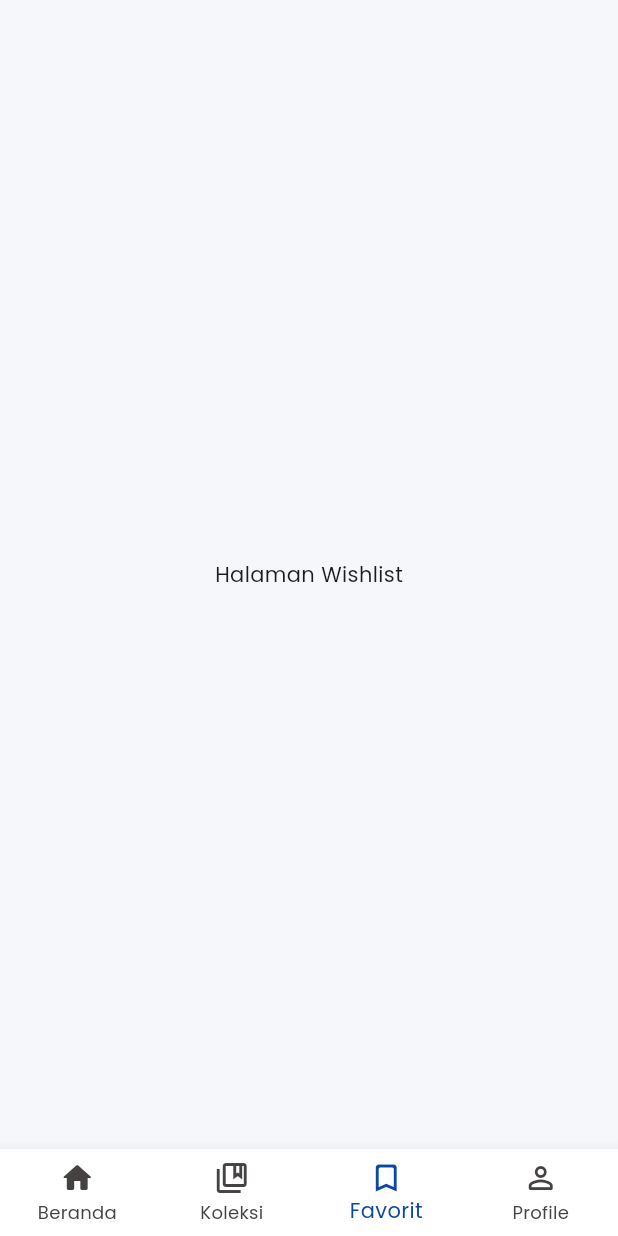
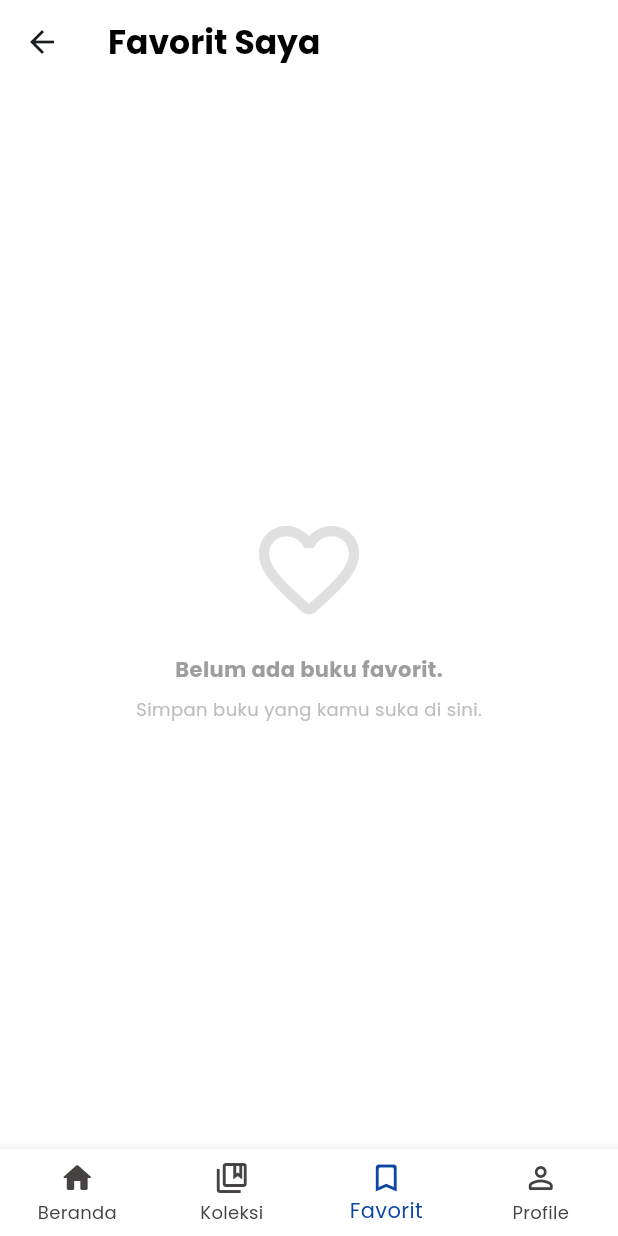
Before and after one commit to zoymelvin/bibliospace-app, a Flutter app: the MainPage screen opened by its route, item 3 of the bottom bar chosen, on a phone screen of 412 x 824 dp. Run offline on Flutter 3.47's test engine with Material 3 defaults, Android fonts, the phone set to English and light mode, and no system bars; our stand-ins replace bloc, cached_network_image, cloud_firestore, dio, equatable, firebase_auth and 4 more; accounts and stored records are empty; network calls fail.

Commit message:
feat(favorites): implement favorite books functionality
- Add FavoriteBloc with events and states
- Create FavoritePage to display favorite books
- Implement favorite logic in AuthRepository
- Update BookDetailPage to use favorite system
- Add FavoriteBookCard widget for UI

```diff
--- /dev/null
+++ b/lib/blocs/favorite/favorite_bloc.dart
@@ -0,0 +1,31 @@
+import 'package:flutter_bloc/flutter_bloc.dart';
+import '../../data/repositories/auth_repository.dart';
+import 'favorite_event.dart';
+import 'favorite_state.dart';
+
+class FavoriteBloc extends Bloc<FavoriteEvent, FavoriteState> {
+  final AuthRepository _authRepository;
+
+  FavoriteBloc({required AuthRepository authRepository})
+      : _authRepository = authRepository,
+        super(FavoriteInitial()) {
+
+    on<AddToFavorite>((event, emit) async {
+      try {
+        await _authRepository.addFavorite(event.book);
+        emit(const FavoriteSuccess("Ditambahkan ke Favorit"));
+      } catch (e) {
+        emit(FavoriteFailure(e.toString()));
+      }
+    });
+
+    on<RemoveFromFavorite>((event, emit) async {
+      try {
+        await _authRepository.removeFavorite(event.title);
+        emit(const FavoriteSuccess("Dihapus dari Favorit"));
+      } catch (e) {
+        emit(FavoriteFailure(e.toString()));
+      }
+    });
+  }
+}
--- /dev/null
+++ b/lib/blocs/favorite/favorite_event.dart
@@ -0,0 +1,21 @@
+import 'package:equatable/equatable.dart';
+import '../../data/models/book_model.dart';
+
+sealed class FavoriteEvent extends Equatable {
+  const FavoriteEvent();
+  @override
+  List<Object> get props => [];
+}
+
+class AddToFavorite extends FavoriteEvent {
+  final BookModel book;
+  const AddToFavorite(this.book);
+}
+
+class RemoveFromFavorite extends FavoriteEvent {
+  final String title;
+  const RemoveFromFavorite(this.title);
+
+  @override
+  List<Object> get props => [title];
+}
--- /dev/null
+++ b/lib/blocs/favorite/favorite_state.dart
@@ -0,0 +1,18 @@
+import 'package:equatable/equatable.dart';
+
+sealed class FavoriteState extends Equatable {
+  const FavoriteState();
+  @override
+  List<Object> get props => [];
+}
+
+final class FavoriteInitial extends FavoriteState {}
+final class FavoriteLoading extends FavoriteState {}
+final class FavoriteSuccess extends FavoriteState {
+  final String message;
+  const FavoriteSuccess(this.message);
+}
+final class FavoriteFailure extends FavoriteState {
+  final String error;
+  const FavoriteFailure(this.error);
+}
--- a/lib/main.dart
+++ b/lib/main.dart
@@ -1,3 +1,4 @@
+import 'package:bibliospace/blocs/favorite/favorite_bloc.dart';
 import 'package:flutter/material.dart';
 import 'package:firebase_core/firebase_core.dart';
 import 'package:flutter_bloc/flutter_bloc.dart';
@@ -44,6 +45,11 @@ class MyApp extends StatelessWidget {
               authRepository: context.read<AuthRepository>(),
             ),
           ),
+          BlocProvider(
+            create: (context) => FavoriteBloc(
+              authRepository: context.read<AuthRepository>(),
+            ),
+          ),
         ],
         child: MaterialApp(
           title: 'BiblioSpace',
--- /dev/null
+++ b/lib/ui/pages/favorite/favorite_page.dart
@@ -0,0 +1,99 @@
+import 'package:cloud_firestore/cloud_firestore.dart';
+import 'package:flutter/material.dart';
+import 'package:flutter_bloc/flutter_bloc.dart';
+import '../../../blocs/favorite/favorite_bloc.dart';
+import '../../../blocs/favorite/favorite_event.dart';
+import '../../../data/repositories/auth_repository.dart';
+import '../../widgets/favorite_book_card.dart';
+import '../../../data/models/book_model.dart';
+import '../detail/book_detail_page.dart';
+
+class FavoritePage extends StatelessWidget {
+  const FavoritePage({super.key});
+
+  @override
+  Widget build(BuildContext context) {
+    final favoriteStream = context.read<AuthRepository>().getFavoritesStream();
+
+    return Scaffold(
+      backgroundColor: Colors.white,
+      appBar: AppBar(
+        backgroundColor: Colors.white,
+        elevation: 0,
+        title: const Text("Favorit Saya", style: TextStyle(color: Colors.black, fontWeight: FontWeight.bold)),
+        centerTitle: false,
+      ),
+      body: StreamBuilder<QuerySnapshot>(
+        stream: favoriteStream,
+        builder: (context, snapshot) {
+          if (snapshot.connectionState == ConnectionState.waiting) {
+            return const Center(child: CircularProgressIndicator());
+          }
+
+          if (!snapshot.hasData || snapshot.data!.docs.isEmpty) {
+            return _buildEmptyState();
+          }
+
+          return ListView.builder(
+            padding: const EdgeInsets.all(20),
+            itemCount: snapshot.data!.docs.length,
+            itemBuilder: (context, index) {
+              final doc = snapshot.data!.docs[index];
+              final data = doc.data() as Map<String, dynamic>;
+
+              return FavoriteBookCard(
+                data: data,
+                onTap: () {
+                  final book = BookModel(
+                    id: data['book_id'] ?? '',
+                    title: data['title'] ?? '',
+                    author: data['author'] ?? '',
+                    synopsis: data['synopsis'] ?? '',
+                    coverUrl: data['cover_url'] ?? '',
+                    publicationYear: 0,
+                    genre: data['genre'] ?? 'Umum',
+                    price: data['price'] ?? 0,
+                  );
+
+                  Navigator.push(
+                    context,
+                    MaterialPageRoute(builder: (c) => BookDetailPage(book: book))
+                  );
+                },
+                onDelete: () {
+                  final String bookTitle = data['title'] ?? '';
+                 context.read<FavoriteBloc>().add(RemoveFromFavorite(bookTitle));
+
+                  ScaffoldMessenger.of(context).showSnackBar(
+                    const SnackBar(content: Text("Dihapus dari favorit"), duration: Duration(seconds: 1)),
+                  );
+                },
+              );
+            },
+          );
+        },
+      ),
+    );
+  }
+
+  Widget _buildEmptyState() {
+    return Center(
+      child: Column(
+        mainAxisAlignment: MainAxisAlignment.center,
+        children: [
+          Icon(Icons.favorite_border_rounded, size: 80, color: Colors.grey.shade300),
+          const SizedBox(height: 16),
+          Text(
+            "Belum ada buku favorit.",
+            style: TextStyle(color: Colors.grey.shade500, fontWeight: FontWeight.bold),
+          ),
+          const SizedBox(height: 8),
+          Text(
+            "Simpan buku yang kamu suka di sini.",
+            style: TextStyle(color: Colors.grey.shade400, fontSize: 12),
+          ),
+        ],
+      ),
+    );
+  }
+}
--- a/lib/ui/pages/home/main_page.dart
+++ b/lib/ui/pages/home/main_page.dart
@@ -1,5 +1,6 @@
 import 'package:bibliospace/data/repositories/auth_repository.dart';
 import 'package:bibliospace/ui/pages/collection/collection_page.dart';
+import 'package:bibliospace/ui/pages/favorite/favorite_page.dart';
 import 'package:flutter/material.dart';
 import 'package:flutter_bloc/flutter_bloc.dart';
 import 'home_page.dart';
@@ -16,7 +17,7 @@ class _MainPageState extends State<MainPage> {
   final List<Widget> _pages = [
     const HomePage(),
     const CollectionPage(),
-    const Center(child: Text('Halaman Wishlist')),
+    const FavoritePage(),
     const Center(child: Text('Halaman Profile')),
   ];
 
```
Also changed, not shown: lib/data/repositories/auth_repository.dart (+85 -14 lines), lib/ui/pages/detail/book_detail_page.dart (+39 -8 lines), lib/ui/pages/detail/book_detail_widgets.dart (+20 -9 lines), lib/ui/widgets/favorite_book_card.dart (added, +155 -0 lines).
